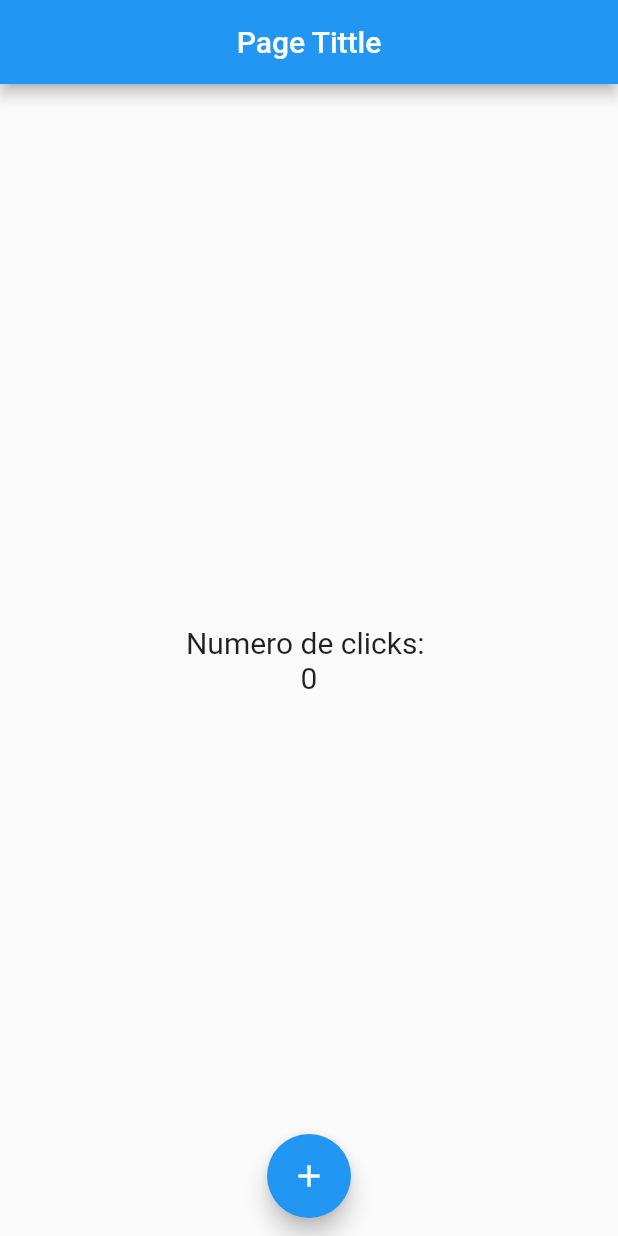
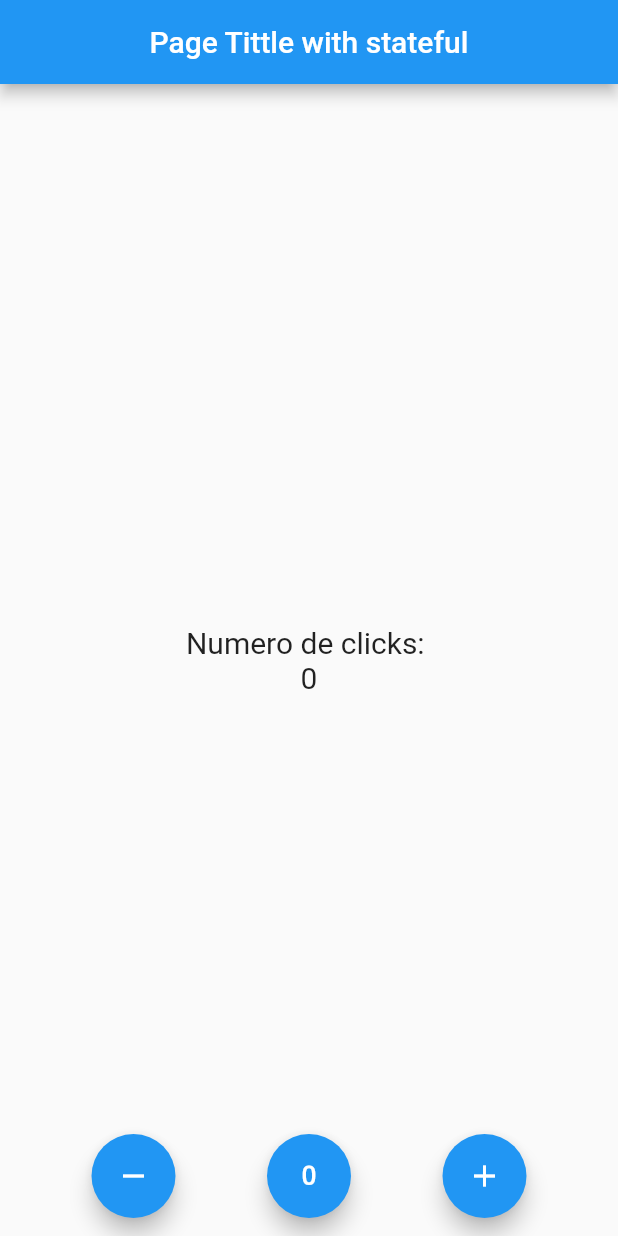
Before and after one commit to Noodle96/Flutter, a Flutter app: the screen it shows after launch, on a phone screen of 412 x 824 dp. Run offline on Flutter 3.47's test engine with Material 2 defaults, Android fonts, the phone set to English and light mode, and no system bars.

Commit message:
widget statefulWidget and add_minus_zero buttons

```diff
--- a/contador/lib/src/app.dart
+++ b/contador/lib/src/app.dart
@@ -1,14 +1,17 @@
 // ignore_for_file: use_key_in_widget_constructors
 
 import 'package:flutter/material.dart';
-import 'package:contador/src/pages/home_page.dart';
+import 'package:contador/src/pages/contador_page.dart';
+//import 'package:contador/src/pages/home_page.dart';
 
 class MyApp extends StatelessWidget {
   @override
   Widget build(BuildContext context) {
     return const MaterialApp(
+      debugShowCheckedModeBanner: false,
       home: Center(
-        child: HomePage(),
+        //child: ContadorPage(),
+        child: ContadorPage(),
       ),
     );
   }
--- /dev/null
+++ b/contador/lib/src/pages/contador_page.dart
@@ -0,0 +1,64 @@
+import 'package:flutter/material.dart';
+
+class ContadorPage extends StatefulWidget {
+  const ContadorPage({Key? key}) : super(key: key);
+
+  @override
+  createState() => _ContadorPageState();
+}
+
+class _ContadorPageState extends State<ContadorPage> {
+  final _estiloTexto = const TextStyle(fontSize: 20);
+  int _contador = 0;
+
+  @override
+  Widget build(BuildContext context) {
+    return Scaffold(
+      appBar: AppBar(
+        title: const Text('Page Tittle with stateful'),
+        centerTitle: true,
+      ),
+      body: Center(
+        child: Column(
+          mainAxisAlignment: MainAxisAlignment.center,
+          children: [
+            Text('Numero de clicks: ', style: _estiloTexto),
+            Text('$_contador', style: _estiloTexto),
+          ],
+        ),
+      ),
+      floatingActionButton: _crearButtons(),
+      floatingActionButtonLocation: FloatingActionButtonLocation
+          .miniCenterFloat, // bloque de los tres botones
+    );
+  }
+
+  Widget _crearButtons() {
+    return Row(
+      mainAxisAlignment: MainAxisAlignment.spaceEvenly,
+      children: [
+        FloatingActionButton(
+          child: const Icon(Icons.remove),
+          onPressed: () {
+            _contador--;
+            setState(() {});
+          },
+        ),
+        FloatingActionButton(
+          child: const Icon(Icons.exposure_zero),
+          onPressed: () {
+            _contador = 0;
+            setState(() {});
+          },
+        ),
+        FloatingActionButton(
+          child: const Icon(Icons.add),
+          onPressed: () {
+            _contador++;
+            setState(() {});
+          },
+        ),
+      ],
+    );
+  }
+}
```
